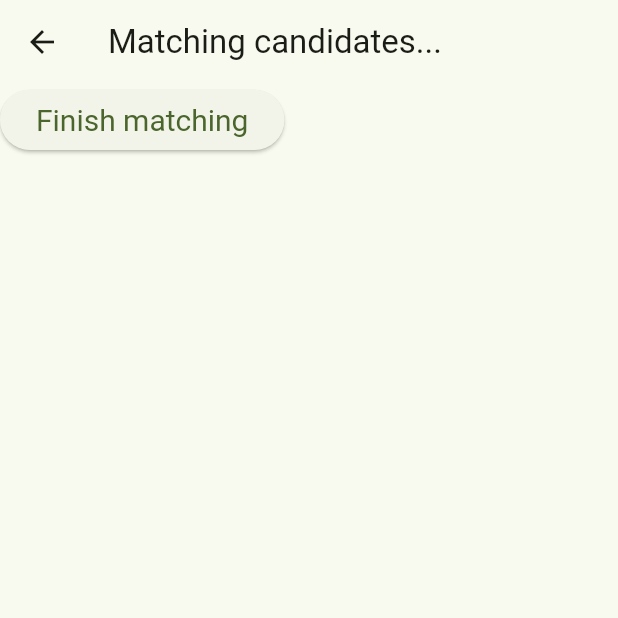
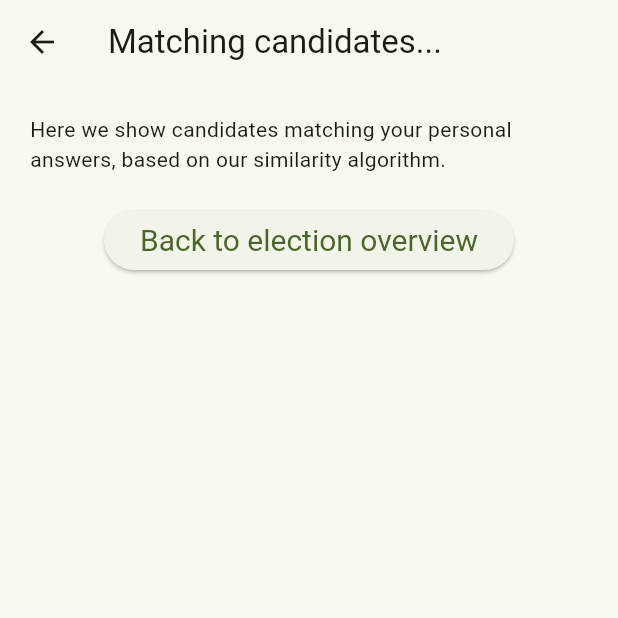
Before and after one commit to jirisemecky/elections_match, a Flutter app: the MatchingScreen screen opened directly with empty values, item 3 of the bottom bar chosen, on a phone screen of 412 x 824 dp, the top half of it. Run offline on Flutter 3.47's test engine with Material 3 defaults, Android fonts, the light colour scheme and no system bars; our stand-ins replace cloud_firestore, firebase_core; missing offline and left inert: error_or; accounts and stored records are empty.

Commit message:
WORK IN PROGRESS: Result matching widget

```diff
--- a/lib/screens/matching_screen.dart
+++ b/lib/screens/matching_screen.dart
@@ -1,5 +1,5 @@
 import 'package:elections_match/models/data.dart';
-import 'package:elections_match/screens/matching_results_screen.dart';
+import 'package:elections_match/screens/results_screen.dart';
 import 'package:elections_match/widgets/question_group_widget.dart';
 import 'package:elections_match/widgets/styles.dart';
 import 'package:flutter/material.dart';
@@ -65,7 +65,7 @@ class _MatchingScreenState extends State<MatchingScreen> with SingleTickerProvid
 
   void submitAnswers(BuildContext context) {
     Navigator.push(
-        context, MaterialPageRoute(builder: (context) => MatchingResultsScreen(widget.elections)));
+        context, MaterialPageRoute(builder: (context) => ResultsScreen(widget.elections)));
   }
 
   Widget buildNavigationRow() {
--- a/lib/screens/matching_results_screen.dart
+++ b/lib/screens/results_screen.dart
@@ -1,27 +1,34 @@
 import 'package:elections_match/models/data.dart';
 import 'package:flutter/material.dart';
 
-class MatchingResultsScreen extends StatelessWidget {
+class ResultsScreen extends StatelessWidget {
   final Elections elections;
 
-  const MatchingResultsScreen(this.elections, {super.key});
+  const ResultsScreen(this.elections, {super.key});
 
   @override
   Widget build(BuildContext context) {
     return Scaffold(
         appBar: AppBar(title: const Text('Matching candidates...')),
         body: Column(
-            children: buildCandidateMatches() +
+            children: buildCandidateMatches() + buildPartyMatches() +
                 [
+                  const Padding(padding: EdgeInsets.all(20),
+                    child: Text(
+                        'Here we show candidates matching your personal answers, based on our similarity algorithm.')),
                   ElevatedButton(
-                      onPressed: () => backToElection(),
+                      onPressed: () => backToElection(context),
                       style: ElevatedButton.styleFrom(
                           textStyle: const TextStyle(fontSize: 20)),
-                      child: const Text('Finish matching'))
+                      child: const Text('Back to election overview'))
                 ]));
   }
 
   List<Widget> buildCandidateMatches() {
+    return [];
+  }
+
+  List<Widget> buildPartyMatches() {
     var partyMatches = <Widget>[];
     for (final party in [] /*elections.getParties()*/) {
       partyMatches.add(Row(
@@ -38,5 +45,9 @@ class MatchingResultsScreen extends StatelessWidget {
     return partyMatches;
   }
 
-  backToElection() {}
+  backToElection(BuildContext context) {
+    // TODO(jirka): this is a bit dirty, better would be popUptil() if we can name the states.
+    Navigator.pop(context);
+    Navigator.pop(context);
+  }
 }
```
Also changed, not shown: lib/matching/basic_matcher.dart (added, +25 -0 lines), lib/matching/matcher.dart (added, +20 -0 lines).
